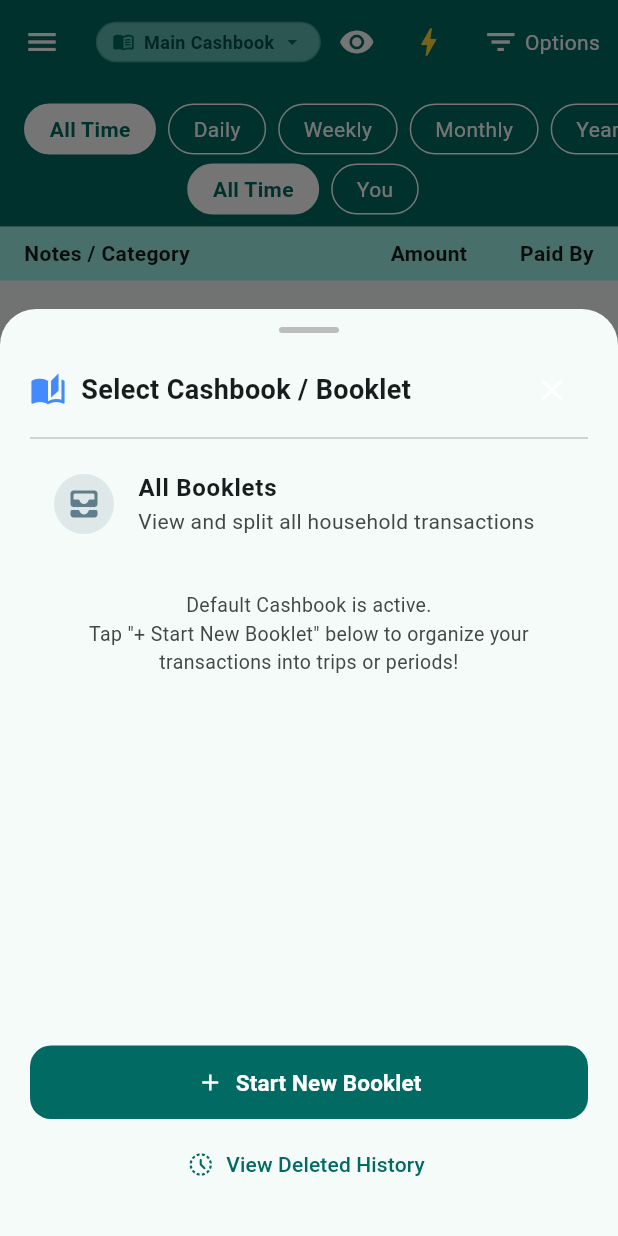
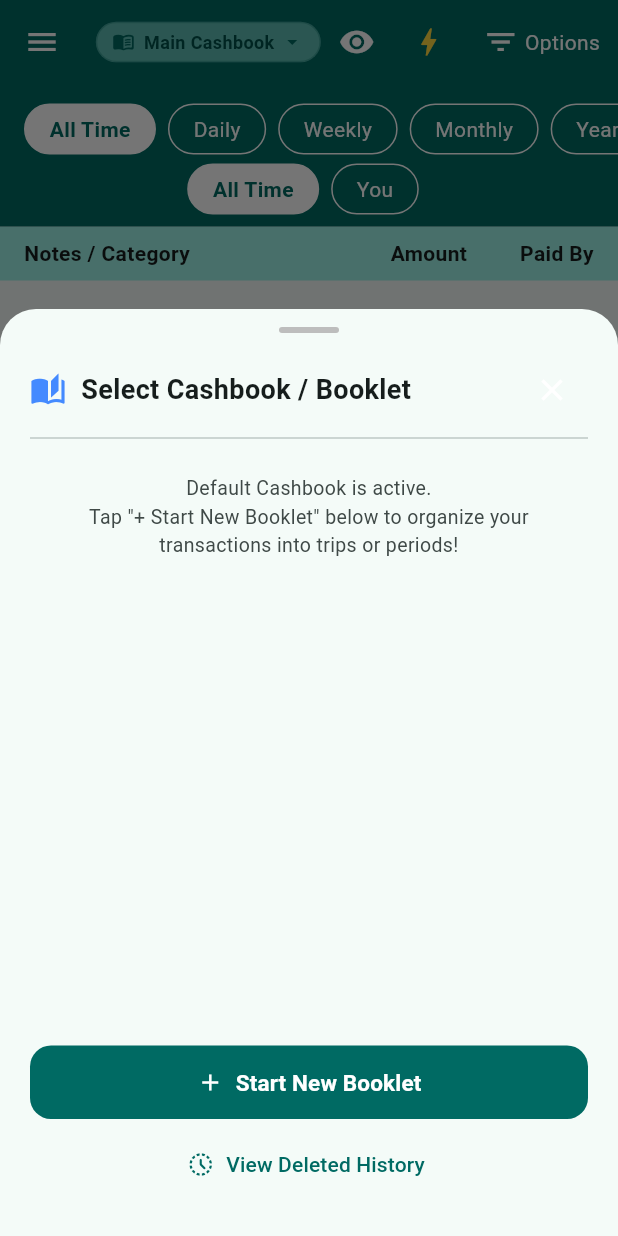
Before and after one commit to praveenkumars10/splitledger, a Flutter app: the screen it shows once a user with an empty profile is signed in, after a tap on "Create New Household", after a tap on "Main Cashbook", on a phone screen of 412 x 824 dp. Run offline on Flutter 3.47's test engine with Material 3 defaults, Android fonts, the phone set to English and light mode, and no system bars; our stand-ins replace cloud_firestore, firebase_auth, firebase_core, fl_chart, flutter_riverpod, google_sign_in and 4 more; accounts and stored records are empty.

Commit message:
feat: transfer all transactions to active booklet and remove 'all booklets' option

```diff
--- a/lib/core/constants/app_version.dart
+++ b/lib/core/constants/app_version.dart
@@ -1,6 +1,6 @@
 class AppVersion {
-  static const String versionName = '1.3.1';
-  static const int buildNumber = 6;
+  static const String versionName = '1.3.2';
+  static const int buildNumber = 7;
   static const String fullVersion = '$versionName+$buildNumber';
   static const String displayVersion = 'v$versionName (Build $buildNumber)';
 }
--- a/lib/core/localization/app_strings.dart
+++ b/lib/core/localization/app_strings.dart
@@ -154,6 +154,9 @@ class AppStrings {
       'start_date': 'Start Date',
       'opening_balance': 'Opening Balance',
       'all_booklets': 'All Booklets',
+      'transfer_all_transactions_here': 'Transfer All Transactions Here',
+      'transfer_all_confirm': 'Are you sure you want to move all household transactions to',
+      'transactions_transferred': 'transaction(s) transferred successfully to',
       'booklet_saved': 'Booklet created & activated!',
       'booklet_switched': 'Switched to',
       'close_booklet': 'Close / Settle Booklet',
@@ -467,6 +470,9 @@ class AppStrings {
       'start_date': 'துவக்க தேதி',
       'opening_balance': 'தொடக்க இருப்பு',
       'all_booklets': 'அனைத்து கையேடுகள்',
+      'transfer_all_transactions_here': 'அனைத்து பரிவர்த்தனைகளையும் இங்கு மாற்று',
+      'transfer_all_confirm': 'அனைத்து பரிவர்த்தனைகளையும் இந்த கையேட்டிற்கு மாற்ற விரும்புகிறீர்களா',
+      'transactions_transferred': 'பரிவர்த்தனைகள் வெற்றிகரமாக மாற்றப்பட்டன',
       'booklet_saved': 'புதிய கையேடு தொடங்கப்பட்டது!',
       'booklet_switched': 'கையேடு மாற்றப்பட்டது',
       'close_booklet': 'கையேட்டை முடி/மூடு',
--- a/lib/features/booklet/booklet_repository.dart
+++ b/lib/features/booklet/booklet_repository.dart
@@ -22,26 +22,30 @@ class SelectedBookletFilterNotifier extends Notifier<String?> {
   @override
   String? build() => null;
 
-  void setFilter(String? value) => state = value;
+  void setFilter(String? value) {
+    if (value == 'ALL') {
+      state = null; // 'ALL' removed, reset to active booklet
+    } else {
+      state = value;
+    }
+  }
 }
 
-/// Locally selected booklet filter override ('ALL', null for active, or a specific bookletId).
+/// Locally selected booklet filter override (null for active, or a specific bookletId).
 final selectedBookletFilterProvider = NotifierProvider<SelectedBookletFilterNotifier, String?>(() {
   return SelectedBookletFilterNotifier();
 });
 
 /// Resolves the current active or selected BookletModel.
-/// Returns null if 'ALL' is selected.
 final activeBookletProvider = Provider<BookletModel?>((ref) {
   final filter = ref.watch(selectedBookletFilterProvider);
-  if (filter == 'ALL') return null;
 
   final booklets = ref.watch(bookletsStreamProvider).asData?.value ?? [];
   final household = ref.watch(currentHouseholdProvider).asData?.value;
   final preferences = ref.watch(appPreferencesProvider);
 
   // 1. If explicit specific ID selected
-  if (filter != null && filter.isNotEmpty) {
+  if (filter != null && filter.isNotEmpty && filter != 'ALL') {
     for (final b in booklets) {
       if (b.id == filter) return b;
     }
@@ -78,14 +82,8 @@ final activeBookletProvider = Provider<BookletModel?>((ref) {
 });
 
 /// Returns all transactions belonging to the currently active or selected booklet.
-/// If 'ALL' is selected, returns all household transactions.
 final activeBookletTransactionsProvider = Provider<List<TransactionModel>>((ref) {
   final allTx = ref.watch(currentTransactionsProvider).asData?.value ?? [];
-  final filter = ref.watch(selectedBookletFilterProvider);
-  if (filter == 'ALL') {
-    return allTx;
-  }
-
   final activeBooklet = ref.watch(activeBookletProvider);
   if (activeBooklet == null) return allTx;
 
@@ -94,8 +92,9 @@ final activeBookletTransactionsProvider = Provider<List<TransactionModel>>((ref)
 
   return allTx.where((tx) {
     if (tx.bookletId == activeBooklet.id) return true;
-    // Allow legacy / untagged transactions in default or only booklet
-    if (tx.bookletId == null && isDefaultOrOnly) return true;
+    // Allow legacy / untagged transactions or if single cashbook active
+    if (tx.bookletId == null) return true;
+    if (isDefaultOrOnly) return true;
     return false;
   }).toList();
 });
@@ -393,4 +392,41 @@ class BookletRepository {
       await batch.commit();
     }
   }
+
+  /// Transfers/migrates all household transactions to a specific target booklet.
+  Future<int> transferAllTransactionsToBooklet({
+    required String householdId,
+    required String targetBookletId,
+  }) async {
+    final snapshot = await _firestore
+        .collection('households')
+        .doc(householdId)
+        .collection('transactions')
+        .get();
+
+    WriteBatch batch = _firestore.batch();
+    int transferredCount = 0;
+    int batchOps = 0;
+
+    for (final doc in snapshot.docs) {
+      final data = doc.data();
+      final currentBookletId = data['bookletId'];
+      if (currentBookletId != targetBookletId) {
+        batch.update(doc.reference, {'bookletId': targetBookletId});
+        transferredCount++;
+        batchOps++;
+        if (batchOps >= 400) {
+          await batch.commit();
+          batch = _firestore.batch();
+          batchOps = 0;
+        }
+      }
+    }
+
+    if (batchOps > 0) {
+      await batch.commit();
+    }
+
+    return transferredCount;
+  }
 }
--- a/lib/features/booklet/widgets/booklet_selector_bar.dart
+++ b/lib/features/booklet/widgets/booklet_selector_bar.dart
@@ -18,12 +18,8 @@ class BookletSelectorBar extends ConsumerWidget {
   Widget build(BuildContext context, WidgetRef ref) {
     final language = ref.watch(languageControllerProvider);
     final activeBooklet = ref.watch(activeBookletProvider);
-    final filter = ref.watch(selectedBookletFilterProvider);
-    final isAll = filter == 'ALL';
 
-    final label = isAll
-        ? AppStrings.tr(language, 'all_booklets')
-        : (activeBooklet?.name ?? AppStrings.tr(language, 'booklet'));
+    final label = activeBooklet?.name ?? AppStrings.tr(language, 'booklet');
 
     return InkWell(
       borderRadius: BorderRadius.circular(20),
@@ -42,7 +38,7 @@ class BookletSelectorBar extends ConsumerWidget {
           mainAxisSize: MainAxisSize.min,
           children: [
             Icon(
-              isAll ? Icons.all_inbox_rounded : Icons.menu_book_rounded,
+              Icons.menu_book_rounded,
               size: compact ? 15 : 18,
               color: Theme.of(context).colorScheme.primary,
             ),
@@ -60,7 +56,7 @@ class BookletSelectorBar extends ConsumerWidget {
                 overflow: TextOverflow.ellipsis,
               ),
             ),
-            if (activeBooklet?.isClosed == true && !isAll) ...[
+            if (activeBooklet?.isClosed == true) ...[
               const SizedBox(width: 4),
               Container(
                 padding: const EdgeInsets.symmetric(horizontal: 4, vertical: 1),
@@ -104,7 +100,6 @@ class _BookletSwitchBottomSheet extends ConsumerWidget {
     final language = ref.watch(languageControllerProvider);
     final bookletsAsync = ref.watch(bookletsStreamProvider);
     final activeBooklet = ref.watch(activeBookletProvider);
-    final filter = ref.watch(selectedBookletFilterProvider);
     final dateFormat = DateFormat('dd MMM yyyy');
 
     return Container(
@@ -157,29 +152,6 @@ class _BookletSwitchBottomSheet extends ConsumerWidget {
                   return ListView(
                     shrinkWrap: true,
                     children: [
-                      // All Booklets Option
-                      ListTile(
-                        shape: RoundedRectangleBorder(borderRadius: BorderRadius.circular(12)),
-                        selected: filter == 'ALL',
-                        selectedTileColor: Theme.of(context).colorScheme.primaryContainer.withValues(alpha: 0.3),
-                        leading: CircleAvatar(
-                          backgroundColor: Colors.blueGrey.withValues(alpha: 0.15),
-                          child: const Icon(Icons.all_inbox_rounded, color: Colors.blueGrey),
-                        ),
-                        title: Text(
-                          AppStrings.tr(language, 'all_booklets'),
-                          style: const TextStyle(fontWeight: FontWeight.bold),
-                        ),
-                        subtitle: const Text('View and split all household transactions'),
-                        trailing: filter == 'ALL'
-                            ? const Icon(Icons.check_circle, color: Colors.green)
-                            : null,
-                        onTap: () {
-                          ref.read(selectedBookletFilterProvider.notifier).setFilter('ALL');
-                          Navigator.of(context).pop();
-                        },
-                      ),
-                      const SizedBox(height: 6),
                       if (booklets.isEmpty)
                         Padding(
                           padding: const EdgeInsets.all(16.0),
@@ -192,7 +164,7 @@ class _BookletSwitchBottomSheet extends ConsumerWidget {
                           ),
                         ),
                       ...booklets.map((booklet) {
-                        final isSelected = filter != 'ALL' && activeBooklet?.id == booklet.id;
+                        final isSelected = activeBooklet?.id == booklet.id;
                         return Container(
                           margin: const EdgeInsets.only(bottom: 6),
                           decoration: BoxDecoration(
@@ -260,7 +232,46 @@ class _BookletSwitchBottomSheet extends ConsumerWidget {
                                   shape: RoundedRectangleBorder(borderRadius: BorderRadius.circular(12)),
                                   tooltip: 'Options',
                                   onSelected: (action) async {
-                                    if (action == 'toggle_close') {
+                                    if (action == 'transfer_all') {
+                                      final household = ref.read(currentHouseholdProvider).asData?.value;
+                                      if (household != null) {
+                                        final confirmed = await showDialog<bool>(
+                                          context: context,
+                                          builder: (ctx) => AlertDialog(
+                                            title: Text(AppStrings.tr(language, 'transfer_all_transactions_here')),
+                                            content: Text('${AppStrings.tr(language, 'transfer_all_confirm')} "${booklet.name}"?'),
+                                            actions: [
+                                              TextButton(
+                                                onPressed: () => Navigator.pop(ctx, false),
+                                                child: Text(AppStrings.tr(language, 'cancel')),
+                                              ),
+                                              FilledButton(
+                                                onPressed: () => Navigator.pop(ctx, true),
+                                                child: Text(AppStrings.tr(language, 'save')),
+                                              ),
+                                            ],
+                                          ),
+                                        );
+                                        if (confirmed == true && context.mounted) {
+                                          final count = await ref.read(bookletRepositoryProvider).transferAllTransactionsToBooklet(
+                                            householdId: household.id,
+                                            targetBookletId: booklet.id,
+                                          );
+                                          ref.read(selectedBookletFilterProvider.notifier).setFilter(booklet.id);
+                                          await ref.read(bookletRepositoryProvider).setActiveBooklet(household.id, booklet.id);
+                                          await ref.read(appPreferencesProvider.notifier).setActiveBookletId(booklet.id);
+                                          if (context.mounted) {
+                                            Navigator.of(context).pop();
+                                            ScaffoldMessenger.of(context).showSnackBar(
+                                              SnackBar(
+                                                content: Text('$count ${AppStrings.tr(language, 'transactions_transferred')} "${booklet.name}"'),
+                                                backgroundColor: Colors.green,
+                                              ),
+                                            );
+                                          }
+                                        }
+                                      }
+                                    } else if (action == 'toggle_close') {
                                       final household = ref.read(currentHouseholdProvider).asData?.value;
                                       if (household != null) {
                                         if (booklet.isClosed) {
@@ -284,6 +295,16 @@ class _BookletSwitchBottomSheet extends ConsumerWidget {
                                     }
                                   },
                                   itemBuilder: (ctx) => [
+                                    PopupMenuItem(
+                                      value: 'transfer_all',
+                                      child: Row(
+                                        children: [
+                                          const Icon(Icons.drive_file_move_outlined, color: Colors.blue, size: 18),
+                                          const SizedBox(width: 8),
+                                          Text(AppStrings.tr(language, 'transfer_all_transactions_here')),
+                                        ],
+                                      ),
+                                    ),
                                     PopupMenuItem(
                                       value: 'toggle_close',
                                       child: Row(
--- a/lib/features/dashboard/dashboard_page.dart
+++ b/lib/features/dashboard/dashboard_page.dart
@@ -49,6 +49,7 @@ class _DashboardPageState extends ConsumerState<DashboardPage> {
   final _currencyFormat = NumberFormat.currency(locale: 'en_IN', symbol: '₹');
   final _monthFormat = DateFormat('MMM yyyy');
   final _dateFormat = DateFormat('dd MMM, hh:mm a');
+  bool _didAutoConsolidate = false;
 
   bool get _isMonthlyFilter => _selectedTimeFilter == 'Monthly';
   bool get _hasActiveFilters => _keyword != null || _rangeStart != null || _minAmount != null || _maxAmount != null;
@@ -156,9 +157,7 @@ class _DashboardPageState extends ConsumerState<DashboardPage> {
   Widget build(BuildContext context) {
     final household = ref.watch(currentHouseholdProvider).asData?.value;
     final currentUser = ref.watch(authStateChangesProvider).asData?.value;
-    final walletAmount = ref.watch(currentWalletAmountProvider).asData?.value ?? 0.0;
     final activeBooklet = ref.watch(activeBookletProvider);
-    final allBooklets = ref.watch(bookletsStreamProvider).asData?.value ?? [];
     final userBookletWallets = ref.watch(userBookletWalletsProvider).asData?.value ?? {};
     final transactionsAsync = ref.watch(currentTransactionsProvider);
     final language = ref.watch(languageControllerProvider);
@@ -175,6 +174,18 @@ class _DashboardPageState extends ConsumerState<DashboardPage> {
     }
 
     final groupMembers = household?.members.map((m) => (uid: m.uid, name: shortName(m.name))).toList() ?? [];
+
+    if (!_didAutoConsolidate && household != null && activeBooklet != null) {
+      _didAutoConsolidate = true;
+      Future.microtask(() async {
+        try {
+          await ref.read(bookletRepositoryProvider).transferAllTransactionsToBooklet(
+                householdId: household.id,
+                targetBookletId: activeBooklet.id,
+              );
+        } catch (_) {}
+      });
+    }
 
     return Scaffold(
       drawer: Drawer(
@@ -196,17 +207,11 @@ class _DashboardPageState extends ConsumerState<DashboardPage> {
               leading: Icon(Icons.account_balance_wallet, color: Theme.of(context).colorScheme.primary),
               title: Text(AppStrings.tr(language, 'wallet')),
               subtitle: Text(
-                activeBooklet != null
-                    ? (activeBooklet.getMemberWallet(currentUser?.uid ?? '', userBookletWallets: userBookletWallets) > 0
-                        ? '${activeBooklet.name}: ${_currencyFormat.format(activeBooklet.getMemberWallet(currentUser?.uid ?? '', userBookletWallets: userBookletWallets))}'
-                        : '${activeBooklet.name}: ${AppStrings.tr(language, 'wallet_not_set')}')
-                    : (allBooklets.isNotEmpty
-                        ? 'Total: ${_currencyFormat.format(allBooklets.fold(0.0, (acc, b) => acc + b.getMemberWallet(currentUser?.uid ?? '', userBookletWallets: userBookletWallets)))}'
-                        : (walletAmount > 0
-                            ? _currencyFormat.format(walletAmount)
-                            : AppStrings.tr(language, 'wallet_not_set'))),
+                (activeBooklet?.getMemberWallet(currentUser?.uid ?? '', userBookletWallets: userBookletWallets) ?? 0) > 0
+                    ? '${activeBooklet!.name}: ${_currencyFormat.format(activeBooklet.getMemberWallet(currentUser?.uid ?? '', userBookletWallets: userBookletWallets))}'
+                    : '${activeBooklet?.name ?? 'Wallet'}: ${AppStrings.tr(language, 'wallet_not_set')}',
                 style: TextStyle(
-                  color: (activeBooklet?.getMemberWallet(currentUser?.uid ?? '', userBookletWallets: userBookletWallets) ?? 0) > 0 || (activeBooklet == null && allBooklets.isNotEmpty)
+                  color: (activeBooklet?.getMemberWallet(currentUser?.uid ?? '', userBookletWallets: userBookletWallets) ?? 0) > 0
                       ? Theme.of(context).colorScheme.onSurface
                       : onSurfaceVariant,
                   fontWeight: FontWeight.bold,
@@ -698,54 +703,10 @@ class _DashboardPageState extends ConsumerState<DashboardPage> {
               walletCardTitle = "$name's ${AppStrings.tr(language, 'wallet')}";
             }
           } else {
-            // 'ALL' BOOKLETS VIEW: Combine all booklets' wallets for the selected user/group
-            if (allBooklets.isNotEmpty) {
-              if (isAllUsers) {
-                displayedWalletAmount = allBooklets.fold(
-                  0.0,
-                  (acc, b) => acc + b.getTotalWalletAmount(
-                    userBookletWallets: userBookletWallets,
-                    currentUid: currentUser.uid,
-                  ),
-                );
-                walletCardTitle = AppStrings.tr(language, 'total_wallet');
-              } else if (_selectedUserFilter == 'me') {
-                displayedWalletAmount = allBooklets.fold(
-                  0.0,
-                  (acc, b) => acc + b.getMemberWallet(
-                    currentUser.uid,
-                    userBookletWallets: userBookletWallets,
-                  ),
-                );
-                walletCardTitle = AppStrings.tr(language, 'your_wallet');
-              } else if (_selectedUserFilter == 'group' && partner != null) {
-                final partnerUid = partner.uid;
-                displayedWalletAmount = allBooklets.fold(
-                  0.0,
-                  (acc, b) => acc + b.getMemberWallet(
-                    partnerUid,
-                    userBookletWallets: userBookletWallets,
-                  ),
-                );
-                walletCardTitle = "${shortName(partner.name)}'s ${AppStrings.tr(language, 'wallet')}";
-              } else {
-                displayedWalletAmount = allBooklets.fold(
-                  0.0,
-                  (acc, b) => acc + b.getMemberWallet(
-                    _selectedUserFilter,
-                    userBookletWallets: userBookletWallets,
-                  ),
-                );
-                final member = household?.members.where((m) => m.uid == _selectedUserFilter).firstOrNull;
-                final name = shortName(member?.name ?? 'Member');
-                walletCardTitle = "$name's ${AppStrings.tr(language, 'wallet')}";
-              }
-            } else {
-              displayedWalletAmount = 0.0;
-              walletCardTitle = isAllUsers
-                  ? AppStrings.tr(language, 'total_wallet')
-                  : AppStrings.tr(language, 'wallet');
-            }
+            displayedWalletAmount = 0.0;
+            walletCardTitle = isAllUsers
+                ? AppStrings.tr(language, 'total_wallet')
+                : AppStrings.tr(language, 'wallet');
           }
 
           // Balance calculation based on Wallet
--- a/lib/features/reports/reports_page.dart
+++ b/lib/features/reports/reports_page.dart
@@ -183,8 +183,6 @@ class _ReportsPageState extends ConsumerState<ReportsPage> {
     final transactionsAsync = ref.watch(currentTransactionsProvider);
     final currentUser = ref.watch(authStateChangesProvider).asData?.value;
     final household = ref.watch(currentHouseholdProvider).asData?.value;
-    final walletAmount = ref.watch(currentWalletAmountProvider).asData?.value ?? 0.0;
-    final allBooklets = ref.watch(bookletsStreamProvider).asData?.value ?? [];
     final userBookletWallets = ref.watch(userBookletWalletsProvider).asData?.value ?? {};
     final language = ref.watch(languageControllerProvider);
     final preferences = ref.watch(appPreferencesProvider);
@@ -285,11 +283,7 @@ class _ReportsPageState extends ConsumerState<ReportsPage> {
 
                 // Daily Budget Card
                 DailyBudgetCard(
-                  walletAmount: activeBooklet != null
-                      ? activeBooklet.getMemberWallet(currentUser.uid, userBookletWallets: userBookletWallets)
-                      : (allBooklets.isNotEmpty
-                          ? allBooklets.fold(0.0, (acc, b) => acc + b.getMemberWallet(currentUser.uid, userBookletWallets: userBookletWallets))
-                          : walletAmount),
+                  walletAmount: activeBooklet?.getMemberWallet(currentUser.uid, userBookletWallets: userBookletWallets) ?? 0.0,
                   userTotalSpend: userSpend,
                   cycleStartDay: cycleStartDay,
                 ),
--- a/pubspec.yaml
+++ b/pubspec.yaml
@@ -16,7 +16,7 @@ publish_to: 'none' # Remove this line if you wish to publish to pub.dev
 # https://developer.apple.com/library/archive/documentation/General/Reference/InfoPlistKeyReference/Articles/CoreFoundationKeys.html
 # In Windows, build-name is used as the major, minor, and patch parts
 # of the product and file versions while build-number is used as the build suffix.
-version: 1.3.1+6
+version: 1.3.2+7
 
 environment:
   sdk: ^3.12.2
```
Also changed, not shown: lib/features/settings/settings_page.dart (+4 -9 lines), 1 other file.
